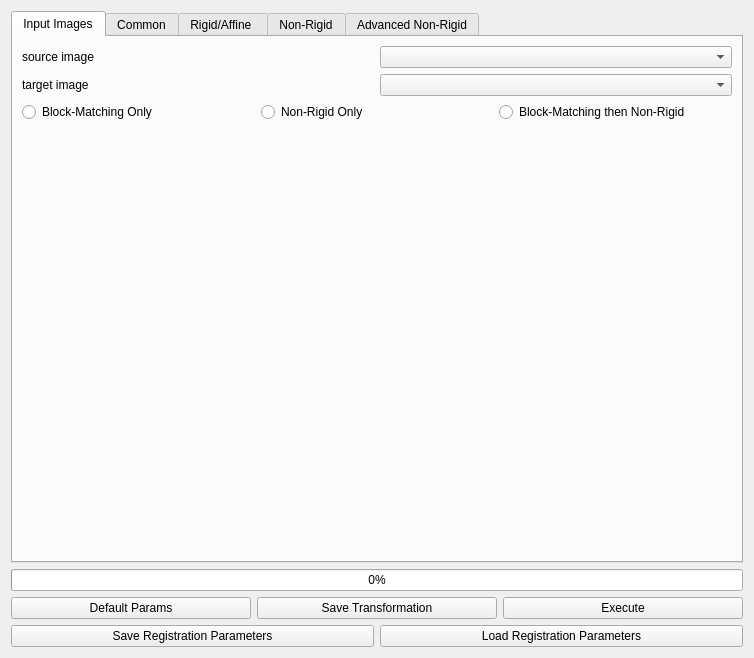
NifTK/NifTK, file Code/Gui/MITK/Plugins/uk.ac.ucl.cmic.niftyreg/src/internal/QmitkNiftyRegViewControls.ui: the form before one commit.
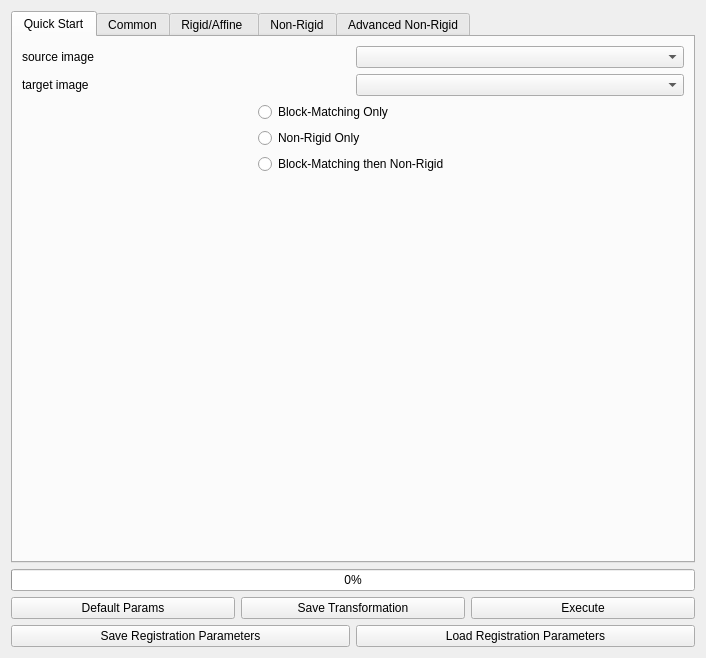
The form after the commit.

Commit message: #1703: NiftyView NiftyReg plugin, layout redesign to limit initial options visible to user

Diff of the .ui file:
```diff
--- a/Code/Gui/MITK/Plugins/uk.ac.ucl.cmic.niftyreg/src/internal/QmitkNiftyRegViewControls.ui
+++ b/Code/Gui/MITK/Plugins/uk.ac.ucl.cmic.niftyreg/src/internal/QmitkNiftyRegViewControls.ui
@@ -6,7 +6,7 @@
    <rect>
     <x>0</x>
     <y>0</y>
-    <width>754</width>
+    <width>706</width>
     <height>658</height>
    </rect>
   </property>
@@ -30,7 +30,7 @@
      </property>
      <widget class="QWidget" name="tabWidgetPage1" native="true">
       <attribute name="title">
-       <string>Input Images</string>
+       <string>Quick Start</string>
       </attribute>
       <layout class="QVBoxLayout" name="verticalLayout_4">
        <item>
@@ -72,31 +72,57 @@
         </layout>
        </item>
        <item>
-        <layout class="QHBoxLayout" name="horizontalLayout_6">
+        <layout class="QGridLayout" name="gridLayout_2">
          <property name="bottomMargin">
           <number>0</number>
          </property>
-         <item>
+         <item row="0" column="1">
           <widget class="QRadioButton" name="m_DoBlockMatchingOnlyRadioButton">
            <property name="text">
             <string>Block-Matching Only</string>
            </property>
           </widget>
          </item>
-         <item>
+         <item row="1" column="1">
           <widget class="QRadioButton" name="m_DoNonRigidOnlyRadioButton">
            <property name="text">
             <string>Non-Rigid Only</string>
            </property>
           </widget>
          </item>
-         <item>
+         <item row="2" column="1">
           <widget class="QRadioButton" name="m_DoBlockMatchingThenNonRigidRadioButton">
            <property name="text">
             <string>Block-Matching then Non-Rigid</string>
            </property>
           </widget>
          </item>
+         <item row="1" column="0">
+          <spacer name="horizontalSpacer_21">
+           <property name="orientation">
+            <enum>Qt::Horizontal</enum>
+           </property>
+           <property name="sizeHint" stdset="0">
+            <size>
+             <width>40</width>
+             <height>20</height>
+            </size>
+           </property>
+          </spacer>
+         </item>
+         <item row="1" column="2">
+          <spacer name="horizontalSpacer_22">
+           <property name="orientation">
+            <enum>Qt::Horizontal</enum>
+           </property>
+           <property name="sizeHint" stdset="0">
+            <size>
+             <width>40</width>
+             <height>20</height>
+            </size>
+           </property>
+          </spacer>
+         </item>
         </layout>
        </item>
        <item>
```
